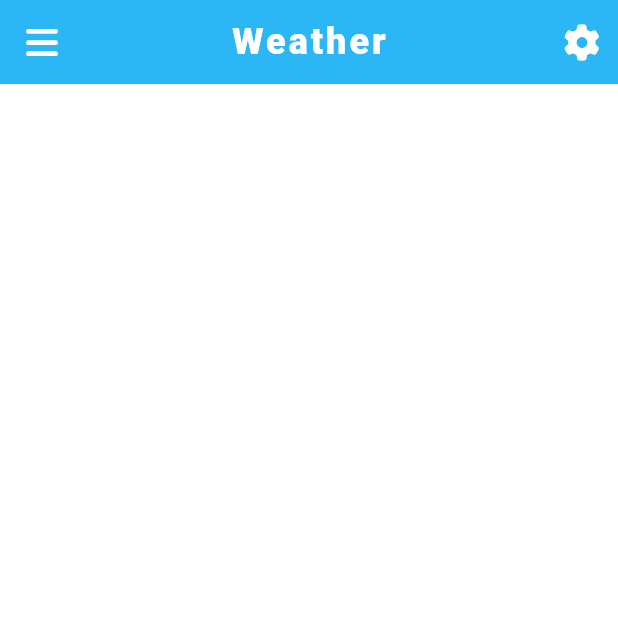
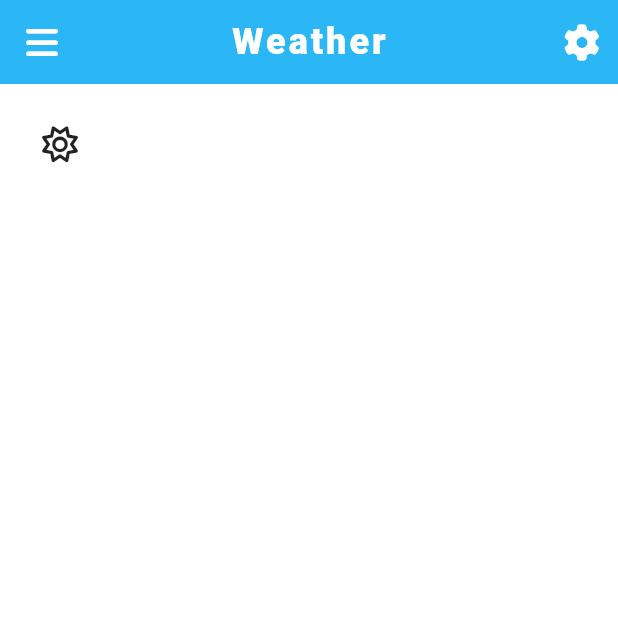
Before and after one commit to Carl-Lee91/Flutter_weather, a Flutter app: the screen it shows after launch, after a tap on "날씨 알아보기", on a phone screen of 412 x 824 dp, the top half of it. Run offline on Flutter 3.47's test engine with Material 2 defaults, Android fonts, the phone set to English and light mode, and no system bars; our stand-ins replace flutter_riverpod, font_awesome_flutter, go_router.

Commit message:
화면생성: 오늘의날씨

```diff
--- a/weather_flutter/lib/screens/today_weather/today_weather.dart
+++ b/weather_flutter/lib/screens/today_weather/today_weather.dart
@@ -1,5 +1,7 @@
 import 'package:flutter/material.dart';
 import 'package:flutter_riverpod/flutter_riverpod.dart';
+import 'package:font_awesome_flutter/font_awesome_flutter.dart';
+import 'package:weather_flutter/constant/sizes.dart';
 
 class TodayWeather extends ConsumerStatefulWidget {
   const TodayWeather({super.key});
@@ -11,6 +13,33 @@ class TodayWeather extends ConsumerStatefulWidget {
 class _TodayWeatherState extends ConsumerState<TodayWeather> {
   @override
   Widget build(BuildContext context) {
-    return Container();
+    return const Scaffold(
+      body: SingleChildScrollView(
+        child: Padding(
+          padding: EdgeInsets.symmetric(
+            horizontal: Sizes.size28,
+            vertical: Sizes.size28,
+          ),
+          child: Column(
+            children: [
+              Row(
+                children: [
+                  Column(
+                    children: [
+                      FaIcon(
+                        FontAwesomeIcons.sun,
+                      ),
+                    ],
+                  ),
+                  Column(
+                    children: [],
+                  )
+                ],
+              ),
+            ],
+          ),
+        ),
+      ),
+    );
   }
 }
```
